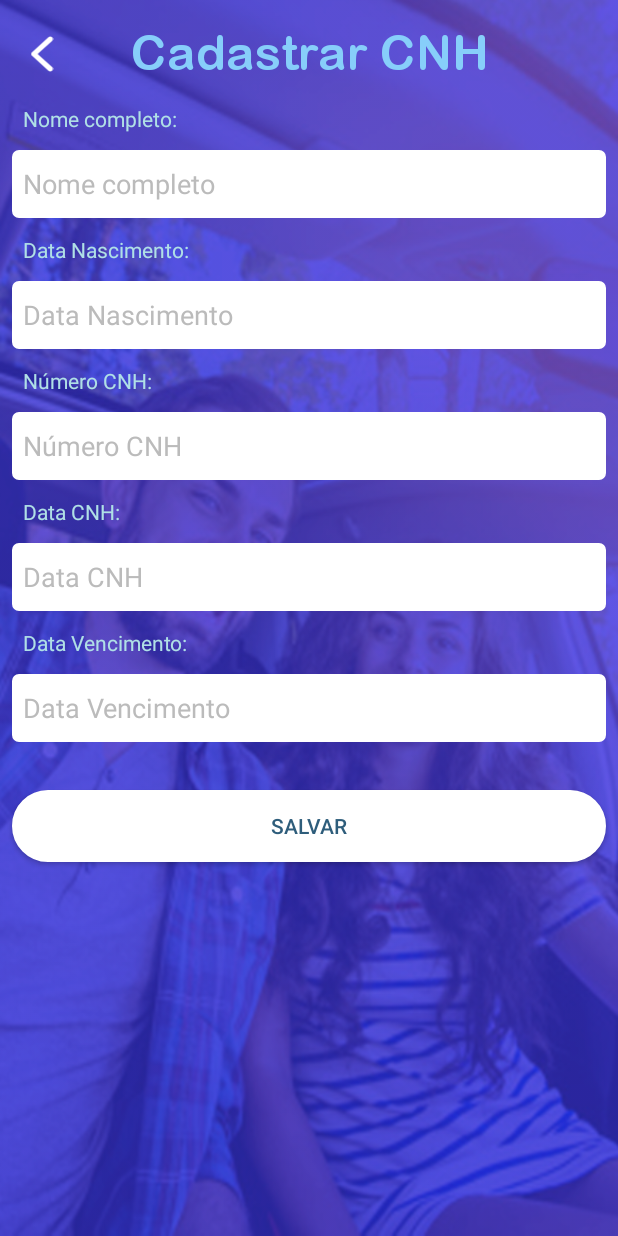
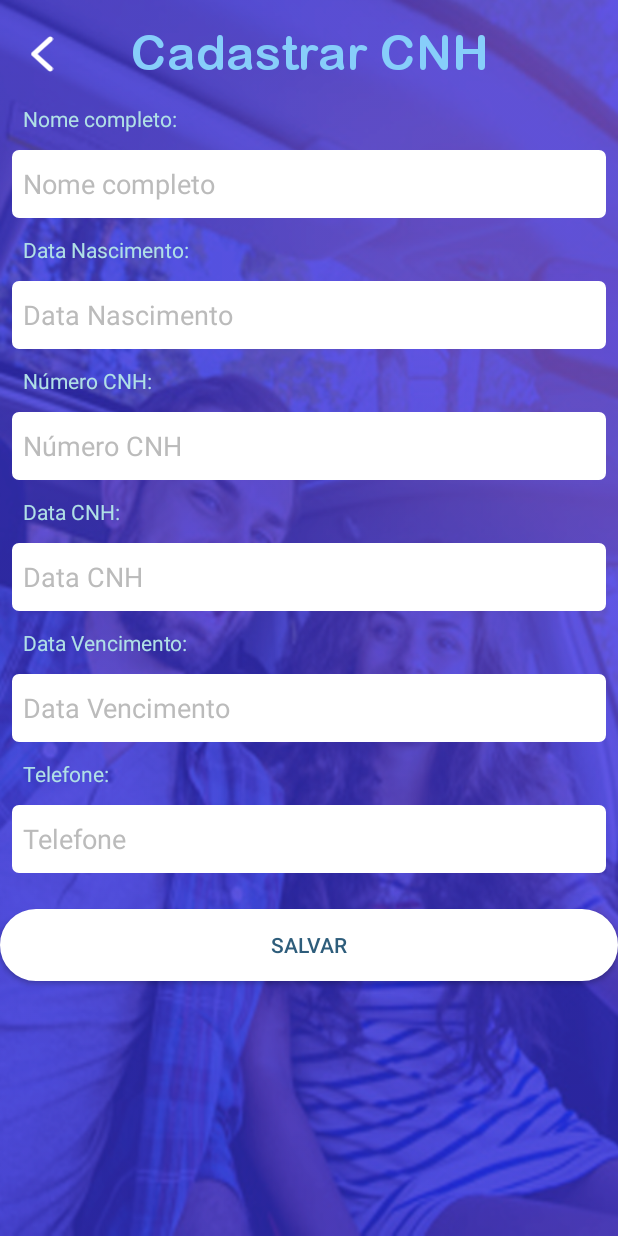
Before and after one commit to dsantasantos/ProjetoAndroidV1, an Android app: the CadastroCnhActivity screen opened directly, with no data from a screen before it, on a phone screen of 412 x 824 dp. Run offline under Robolectric (Android 15) with nearby library versions, the phone set to English and light mode, and no system bars.

Commit message:
Inclusao campo telefone

```diff
--- a/app/src/main/AndroidManifest.xml
+++ b/app/src/main/AndroidManifest.xml
@@ -23,5 +23,5 @@
             </intent-filter>
         </activity>
     </application>
-
+    <uses-permission android:name="android.permission.CALL_PHONE" />
 </manifest>
--- a/app/src/main/java/br/com/fiap/dados/repositorios/CnhDao.kt
+++ b/app/src/main/java/br/com/fiap/dados/repositorios/CnhDao.kt
@@ -19,8 +19,8 @@ interface CnhDao {
     @Query("DELETE FROM cnh WHERE numero_cnh = :id")
     fun deleteById(id: String)
 
-    @Query("UPDATE cnh SET nome_completo=:nomeCompleto, data_nascimento=:dataNascimento, data_cnh=:dataCnh, data_venc_cnh=:dataVencCnh WHERE numero_cnh = :id")
-    fun update(id: String, nomeCompleto: String, dataNascimento: Long, dataCnh: Long, dataVencCnh: Long)
+    @Query("UPDATE cnh SET nome_completo=:nomeCompleto, data_nascimento=:dataNascimento, data_cnh=:dataCnh, data_venc_cnh=:dataVencCnh, telefone=:telefone WHERE numero_cnh = :id")
+    fun update(id: String, nomeCompleto: String, dataNascimento: Long, dataCnh: Long, dataVencCnh: Long, telefone: String)
 
     @Query("DELETE FROM cnh")
     fun deleteAll()
--- a/app/src/main/java/br/com/fiap/dados/repositorios/CnhRepository.kt
+++ b/app/src/main/java/br/com/fiap/dados/repositorios/CnhRepository.kt
@@ -18,9 +18,10 @@ class CnhRepository(private val cnhDao: CnhDao) {
         nomeCompleto: String,
         dataNascimento: Long,
         dataCnh: Long,
-        dataVencCnh: Long
+        dataVencCnh: Long,
+        telefone: String
     ) {
-        cnhDao.update(id, nomeCompleto, dataNascimento, dataCnh, dataVencCnh)
+        cnhDao.update(id, nomeCompleto, dataNascimento, dataCnh, dataVencCnh, telefone)
     }
 
     fun deleteById(id: String) {
--- a/app/src/main/java/br/com/fiap/entidades/Cnh.kt
+++ b/app/src/main/java/br/com/fiap/entidades/Cnh.kt
@@ -11,5 +11,6 @@ class Cnh(
     @ColumnInfo(name = "data_nascimento") val dataNascimento: Long,
     @PrimaryKey @ColumnInfo(name = "numero_cnh") val numeroCnh: String,
     @ColumnInfo(name = "data_cnh") val dataCnh: Long,
-    @ColumnInfo(name = "data_venc_cnh") val dataVencCnh: Long
+    @ColumnInfo(name = "data_venc_cnh") val dataVencCnh: Long,
+    @ColumnInfo(name = "telefone") val telefone: String
 )
--- a/app/src/main/java/br/com/fiap/ui/CadastroCnhActivity.kt
+++ b/app/src/main/java/br/com/fiap/ui/CadastroCnhActivity.kt
@@ -20,6 +20,7 @@ class CadastroCnhActivity : AppCompatActivity() {
     private lateinit var editNumeroCnh: EditText
     private lateinit var editDataCnh: EditText
     private lateinit var editDataCnhVenc: EditText
+    private lateinit var editTelefone: EditText
 
     private val mainViewModel: MainViewModel by viewModel()
 
@@ -36,6 +37,7 @@ class CadastroCnhActivity : AppCompatActivity() {
         editNumeroCnh = findViewById(R.id.inputNumeroCnh)
         editDataCnh = findViewById(R.id.inputDataCnh)
         editDataCnhVenc = findViewById(R.id.inputVencimento)
+        editTelefone = findViewById(R.id.inputTelefone)
 
         val numeroCnh = intent.getStringExtra("numero_cnh")
 
@@ -44,6 +46,7 @@ class CadastroCnhActivity : AppCompatActivity() {
         editNumeroCnh.setText(numeroCnh)
         editDataCnh.setText(intent.getStringExtra("data_cnh"))
         editDataCnhVenc.setText(intent.getStringExtra("data_venc_cnh"))
+        editTelefone.setText(intent.getStringExtra("telefone"))
 
         if (numeroCnh != "") {
             editNumeroCnh.setEnabled(false)
@@ -60,6 +63,7 @@ class CadastroCnhActivity : AppCompatActivity() {
                 && campoPreenchido(editNumeroCnh, "Numero CNH")
                 && campoPreenchido(editDataCnh, "Data CNH")
                 && campoPreenchido(editDataCnhVenc, "Data CNH Vencimento")
+                && campoPreenchido(editTelefone, "Telefone")
             ) {
 
                 val df = SimpleDateFormat("dd/MM/yyyy")
@@ -69,6 +73,7 @@ class CadastroCnhActivity : AppCompatActivity() {
                 var numeroCnh = editNumeroCnh.text.toString()
                 var dataCnh = df.parse(editDataCnh.text.toString()).time
                 var dataVencCnh = df.parse(editDataCnhVenc.text.toString()).time
+                var telefone = editTelefone.text.toString()
 
                 val objeto =
                     Cnh(
@@ -76,7 +81,8 @@ class CadastroCnhActivity : AppCompatActivity() {
                         dataNascimento,
                         numeroCnh,
                         dataCnh,
-                        dataVencCnh
+                        dataVencCnh,
+                        telefone
                     )
 
                 if (editNumeroCnh.isEnabled) {
@@ -87,7 +93,8 @@ class CadastroCnhActivity : AppCompatActivity() {
                         objeto.nomeCompleto,
                         objeto.dataNascimento,
                         objeto.dataCnh,
-                        objeto.dataVencCnh
+                        objeto.dataVencCnh,
+                        objeto.telefone
                     )
                 }
 
--- a/app/src/main/java/br/com/fiap/ui/ListagemCnhActivity.kt
+++ b/app/src/main/java/br/com/fiap/ui/ListagemCnhActivity.kt
@@ -33,6 +33,7 @@ class ListagemCnhActivity : AppCompatActivity(), CnhListAdapter.OnItemClickListe
         intent.putExtra("numero_cnh", objeto.numeroCnh)
         intent.putExtra("data_cnh", format.format(objeto.dataCnh))
         intent.putExtra("data_venc_cnh", format.format(objeto.dataVencCnh))
+        intent.putExtra("telefone", objeto.telefone)
 
         startActivity(intent)
     }
--- a/app/src/main/java/br/com/fiap/ui/MainActivity.kt
+++ b/app/src/main/java/br/com/fiap/ui/MainActivity.kt
@@ -1,6 +1,7 @@
 package br.com.fiap.ui
 
 import android.content.Intent
+import android.net.Uri
 import androidx.appcompat.app.AppCompatActivity
 import android.os.Bundle
 import br.com.fiap.R
@@ -15,6 +16,11 @@ class MainActivity : AppCompatActivity() {
         navigationView.setOnNavigationItemSelectedListener {
             when(it.itemId){
                 R.id.novo_cnh -> {
+
+                    //val uri = Uri.parse("tel:"+ "945484554")
+                    //val intent = Intent(Intent.ACTION_DIAL,uri);
+                    //startActivity(intent);
+
                     val nextScreen = Intent(this, CadastroCnhActivity::class.java)
                     nextScreen.putExtra("numero_cnh", "")
                     startActivity(nextScreen)
--- a/app/src/main/java/br/com/fiap/viewmodel/MainViewModel.kt
+++ b/app/src/main/java/br/com/fiap/viewmodel/MainViewModel.kt
@@ -29,8 +29,9 @@ class MainViewModel(
         nomeCompleto: String,
         dataNascimento: Long,
         dataCnh: Long,
-        dataVencCnh: Long
+        dataVencCnh: Long,
+        telefone: String
     ) = viewModelScope.launch(Dispatchers.IO) {
-        cnhRepository.update(id, nomeCompleto, dataNascimento, dataCnh, dataVencCnh)
+        cnhRepository.update(id, nomeCompleto, dataNascimento, dataCnh, dataVencCnh, telefone)
     }
 }
--- a/app/src/main/res/layout/activity_cadastro_cnh.xml
+++ b/app/src/main/res/layout/activity_cadastro_cnh.xml
@@ -144,16 +144,37 @@
             app:layout_constraintStart_toStartOf="parent"
             app:layout_constraintTop_toBottomOf="@+id/txtDataVencimento" />
 
+
+    <TextView
+            android:id="@+id/txtTelefone"
+            style="@style/txt_padrao_form"
+            android:layout_marginStart="8dp"
+            android:layout_marginTop="4dp"
+            android:layout_marginEnd="8dp"
+            android:text="Telefone:"
+            app:layout_constraintEnd_toEndOf="parent"
+            app:layout_constraintStart_toStartOf="parent"
+            app:layout_constraintTop_toBottomOf="@+id/inputVencimento" />
+
+    <EditText
+            android:id="@+id/inputTelefone"
+            style="@style/input_padrao_form"
+            android:layout_marginStart="8dp"
+            android:layout_marginTop="4dp"
+            android:layout_marginEnd="8dp"
+            android:hint="Telefone"
+            app:layout_constraintEnd_toEndOf="parent"
+            app:layout_constraintStart_toStartOf="parent"
+            app:layout_constraintTop_toBottomOf="@+id/txtTelefone" />
+
     <Button
             android:id="@+id/btSalvarCnh"
             style="@style/custom_button"
-            android:layout_marginStart="8dp"
-            android:layout_marginTop="32dp"
-            android:layout_marginEnd="8dp"
+            android:layout_marginTop="24dp"
             android:text="@string/button_login_cadastrar"
             android:textSize="@dimen/text_button_font_size"
             app:layout_constraintEnd_toEndOf="parent"
             app:layout_constraintStart_toStartOf="parent"
-            app:layout_constraintTop_toBottomOf="@+id/inputVencimento" />
+            app:layout_constraintTop_toBottomOf="@+id/inputTelefone" />
 
 </androidx.constraintlayout.widget.ConstraintLayout>
--- a/app/src/main/res/layout/activity_sobre.xml
+++ b/app/src/main/res/layout/activity_sobre.xml
@@ -23,6 +23,7 @@
             style="@style/txt_padrao_form"
             android:layout_width="wrap_content"
             android:layout_height="wrap_content"
+            android:textSize="18sp"
             android:layout_marginTop="184dp"
             android:text="Desenvolvido por: Fabio, Leandro, Maria e Danilo"
             app:layout_constraintEnd_toEndOf="parent"
@@ -35,6 +36,7 @@
             style="@style/txt_padrao_form"
             android:layout_width="wrap_content"
             android:layout_height="wrap_content"
+            android:textSize="20sp"
             android:text="Versao: 1"
             app:layout_constraintEnd_toEndOf="@+id/textView2"
             app:layout_constraintStart_toStartOf="@+id/textView2"
```
Also changed, not shown: app/src/main/java/br/com/fiap/ui/NewWordActivity.kt (deleted, +0 -38 lines).
